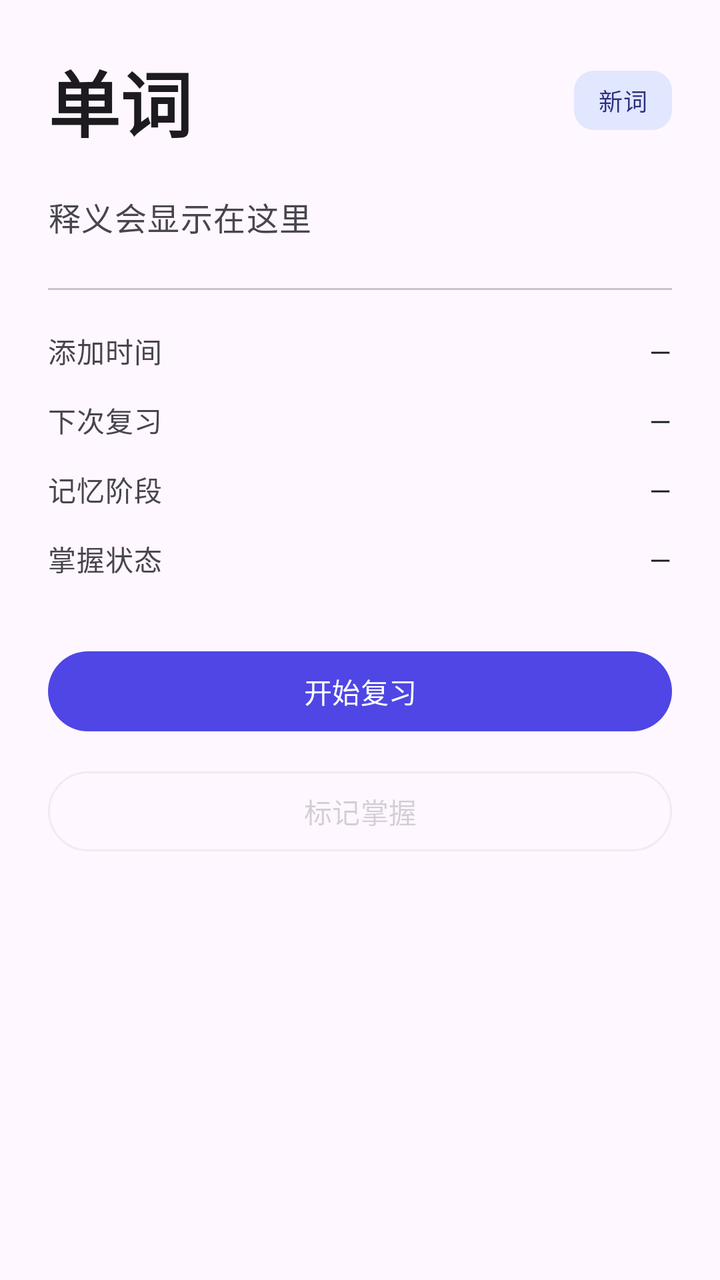
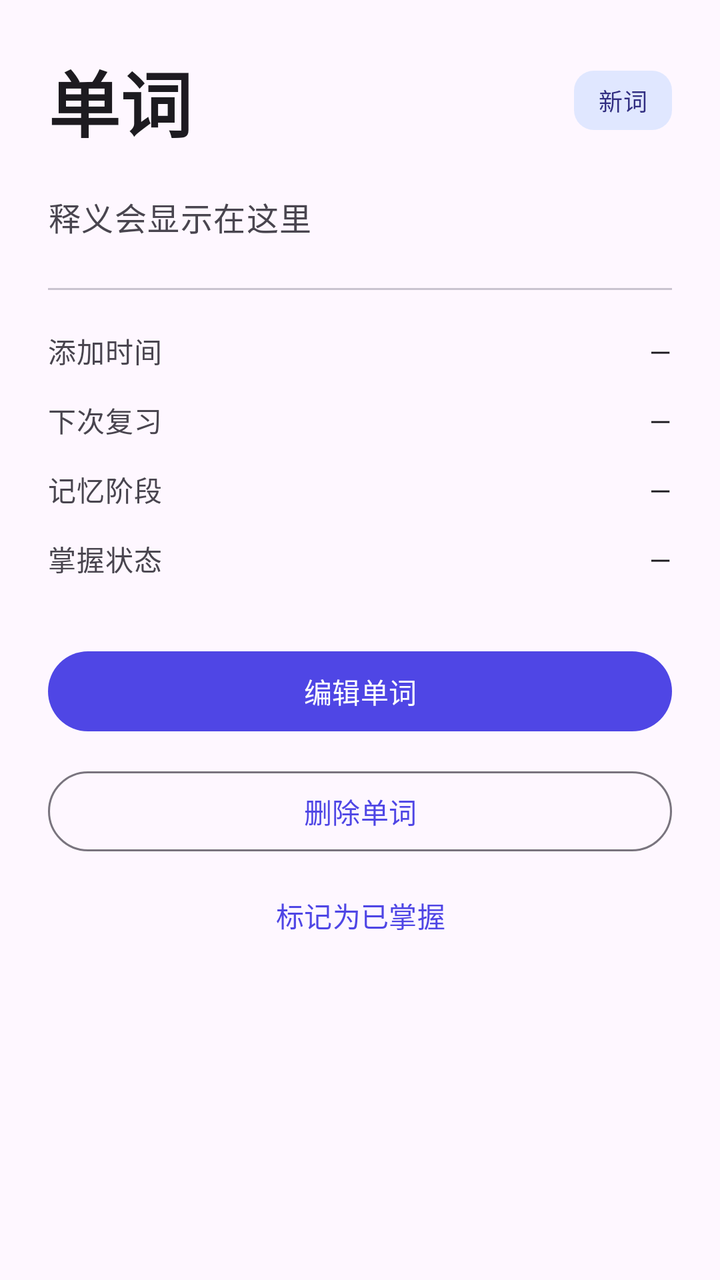

Before-and-after screenshots of an Android layout around one commit, followed by the original layout XML and the change that was made.
<!-- AndroidManifest.xml: application theme Theme.Dancijiyi -->
<!-- res/layout/fragment_word_detail.xml -->
<?xml version="1.0" encoding="utf-8"?>
<FrameLayout xmlns:android="http://schemas.android.com/apk/res/android"
    xmlns:app="http://schemas.android.com/apk/res-auto"
    android:layout_width="match_parent"
    android:layout_height="match_parent"
    android:background="?attr/colorSurface">

    <androidx.core.widget.NestedScrollView
        android:id="@+id/detail_content"
        android:layout_width="match_parent"
        android:layout_height="match_parent"
        android:fillViewport="true">

        <LinearLayout
            android:layout_width="match_parent"
            android:layout_height="wrap_content"
            android:orientation="vertical"
            android:padding="24dp">

            <LinearLayout
                android:layout_width="match_parent"
                android:layout_height="wrap_content"
                android:gravity="center_vertical"
                android:orientation="horizontal">

                <TextView
                    android:id="@+id/detail_word"
                    android:layout_width="0dp"
                    android:layout_height="wrap_content"
                    android:layout_weight="1"
                    android:text="@string/detail_word_placeholder"
                    android:textAppearance="?attr/textAppearanceDisplaySmall"
                    android:textColor="?attr/colorOnSurface"
                    android:textStyle="bold" />

                <TextView
                    android:id="@+id/detail_stage"
                    android:layout_width="wrap_content"
                    android:layout_height="wrap_content"
                    android:background="@drawable/bg_stage"
                    android:paddingStart="12dp"
                    android:paddingTop="6dp"
                    android:paddingEnd="12dp"
                    android:paddingBottom="6dp"
                    android:text="@string/detail_stage_new"
                    android:textAppearance="?attr/textAppearanceLabelMedium"
                    android:textColor="@color/indigo_900" />

            </LinearLayout>

            <TextView
                android:id="@+id/detail_meaning"
                android:layout_width="match_parent"
                android:layout_height="wrap_content"
                android:layout_marginTop="20dp"
                android:lineSpacingExtra="4dp"
                android:text="@string/detail_meaning_placeholder"
                android:textAppearance="?attr/textAppearanceBodyLarge"
                android:textColor="?attr/colorOnSurfaceVariant" />

            <View
                android:layout_width="match_parent"
                android:layout_height="1dp"
                android:layout_marginTop="24dp"
                android:background="?attr/colorOutlineVariant" />

            <LinearLayout
                android:layout_width="match_parent"
                android:layout_height="wrap_content"
                android:layout_marginTop="20dp"
                android:orientation="horizontal">

                <TextView
                    android:layout_width="0dp"
                    android:layout_height="wrap_content"
                    android:layout_weight="1"
                    android:text="@string/detail_label_added"
                    android:textAppearance="?attr/textAppearanceBodyMedium"
                    android:textColor="?attr/colorOnSurfaceVariant" />

                <TextView
                    android:id="@+id/detail_added_value"
                    android:layout_width="wrap_content"
                    android:layout_height="wrap_content"
                    android:text="@string/detail_value_placeholder"
                    android:textAppearance="?attr/textAppearanceBodyMedium"
                    android:textColor="?attr/colorOnSurface" />

            </LinearLayout>

            <LinearLayout
                android:layout_width="match_parent"
                android:layout_height="wrap_content"
                android:layout_marginTop="14dp"
                android:orientation="horizontal">

                <TextView
                    android:layout_width="0dp"
                    android:layout_height="wrap_content"
                    android:layout_weight="1"
                    android:text="@string/detail_label_review"
                    android:textAppearance="?attr/textAppearanceBodyMedium"
                    android:textColor="?attr/colorOnSurfaceVariant" />

                <TextView
                    android:id="@+id/detail_review_value"
                    android:layout_width="wrap_content"
                    android:layout_height="wrap_content"
                    android:text="@string/detail_value_placeholder"
                    android:textAppearance="?attr/textAppearanceBodyMedium"
                    android:textColor="?attr/colorOnSurface" />

            </LinearLayout>

            <LinearLayout
                android:layout_width="match_parent"
                android:layout_height="wrap_content"
                android:layout_marginTop="14dp"
                android:orientation="horizontal">

                <TextView
                    android:layout_width="0dp"
                    android:layout_height="wrap_content"
                    android:layout_weight="1"
                    android:text="@string/detail_label_stage"
                    android:textAppearance="?attr/textAppearanceBodyMedium"
                    android:textColor="?attr/colorOnSurfaceVariant" />

                <TextView
                    android:id="@+id/detail_stage_value"
                    android:layout_width="wrap_content"
                    android:layout_height="wrap_content"
                    android:text="@string/detail_value_placeholder"
                    android:textAppearance="?attr/textAppearanceBodyMedium"
                    android:textColor="?attr/colorOnSurface" />

            </LinearLayout>

            <LinearLayout
                android:layout_width="match_parent"
                android:layout_height="wrap_content"
                android:layout_marginTop="14dp"
                android:orientation="horizontal">

                <TextView
                    android:layout_width="0dp"
                    android:layout_height="wrap_content"
                    android:layout_weight="1"
                    android:text="@string/detail_label_mastered"
                    android:textAppearance="?attr/textAppearanceBodyMedium"
                    android:textColor="?attr/colorOnSurfaceVariant" />

                <TextView
                    android:id="@+id/detail_mastered_value"
                    android:layout_width="wrap_content"
                    android:layout_height="wrap_content"
                    android:text="@string/detail_value_placeholder"
                    android:textAppearance="?attr/textAppearanceBodyMedium"
                    android:textColor="?attr/colorOnSurface" />

            </LinearLayout>

            <com.google.android.material.button.MaterialButton
                android:id="@+id/detail_review_button"
                android:layout_width="match_parent"
                android:layout_height="wrap_content"
                android:layout_marginTop="32dp"
                android:text="@string/detail_action_review" />

            <com.google.android.material.button.MaterialButton
                android:id="@+id/detail_master_button"
                style="@style/Widget.Material3.Button.OutlinedButton"
                android:layout_width="match_parent"
                android:layout_height="wrap_content"
                android:layout_marginTop="12dp"
                android:alpha="0.5"
                android:enabled="false"
                android:text="@string/detail_action_master" />

        </LinearLayout>

    </androidx.core.widget.NestedScrollView>

    <include
        android:id="@+id/empty_state"
        layout="@layout/view_state_empty"
        android:layout_width="match_parent"
        android:layout_height="match_parent"
        android:visibility="gone" />

    <include
        android:id="@+id/loading_state"
        layout="@layout/view_state_loading"
        android:layout_width="match_parent"
        android:layout_height="match_parent"
        android:visibility="gone" />

</FrameLayout>
<!-- res/layout/view_state_empty.xml (included above) -->
<?xml version="1.0" encoding="utf-8"?>
<LinearLayout xmlns:android="http://schemas.android.com/apk/res/android"
    xmlns:app="http://schemas.android.com/apk/res-auto"
    android:layout_width="match_parent"
    android:layout_height="match_parent"
    android:background="?attr/colorSurface"
    android:gravity="center"
    android:orientation="vertical"
    android:padding="32dp">

    <ImageView
        android:id="@+id/empty_icon"
        android:layout_width="64dp"
        android:layout_height="64dp"
        android:contentDescription="@string/content_desc_empty_icon"
        android:src="@drawable/ic_empty_words"
        android:tint="?attr/colorPrimary" />

    <TextView
        android:id="@+id/empty_title"
        android:layout_width="wrap_content"
        android:layout_height="wrap_content"
        android:layout_marginTop="20dp"
        android:gravity="center"
        android:text="@string/empty_default_title"
        android:textAppearance="?attr/textAppearanceHeadlineSmall"
        android:textColor="?attr/colorOnSurface"
        android:textStyle="bold" />

    <TextView
        android:id="@+id/empty_message"
        android:layout_width="wrap_content"
        android:layout_height="wrap_content"
        android:layout_marginTop="8dp"
        android:gravity="center"
        android:lineSpacingExtra="4dp"
        android:text="@string/empty_default_message"
        android:textAppearance="?attr/textAppearanceBodyMedium"
        android:textColor="?attr/colorOnSurfaceVariant" />

    <com.google.android.material.button.MaterialButton
        android:id="@+id/empty_primary_button"
        android:layout_width="wrap_content"
        android:layout_height="wrap_content"
        android:layout_marginTop="24dp"
        android:text="@string/action_import" />

    <com.google.android.material.button.MaterialButton
        android:id="@+id/empty_secondary_button"
        style="@style/Widget.Material3.Button.TextButton"
        android:layout_width="wrap_content"
        android:layout_height="wrap_content"
        android:layout_marginTop="4dp"
        android:text="@string/action_preview_detail" />

</LinearLayout>
<!-- res/layout/view_state_loading.xml (included above) -->
<?xml version="1.0" encoding="utf-8"?>
<LinearLayout xmlns:android="http://schemas.android.com/apk/res/android"
    xmlns:app="http://schemas.android.com/apk/res-auto"
    android:layout_width="match_parent"
    android:layout_height="match_parent"
    android:background="?attr/colorSurface"
    android:gravity="center"
    android:orientation="vertical"
    android:padding="32dp">

    <com.google.android.material.progressindicator.CircularProgressIndicator
        android:layout_width="wrap_content"
        android:layout_height="wrap_content"
        android:indeterminate="true"
        app:indicatorSize="48dp"
        app:trackThickness="4dp" />

    <TextView
        android:layout_width="wrap_content"
        android:layout_height="wrap_content"
        android:layout_marginTop="16dp"
        android:text="@string/state_loading"
        android:textAppearance="?attr/textAppearanceBodyMedium"
        android:textColor="?attr/colorOnSurfaceVariant" />

</LinearLayout>
<!-- resources referenced by this layout -->
<resources>
  <color name="indigo_900">#312E81</color>
  <!-- drawable bg_stage (drawable) -->
  <?xml version="1.0" encoding="utf-8"?>
  <shape xmlns:android="http://schemas.android.com/apk/res/android"
      android:shape="rectangle">
      <solid android:color="@color/indigo_100" />
      <corners android:radius="10dp" />
  </shape>
  <!-- drawable ic_empty_words (drawable) -->
  <?xml version="1.0" encoding="utf-8"?>
  <vector xmlns:android="http://schemas.android.com/apk/res/android"
      android:width="64dp"
      android:height="64dp"
      android:viewportWidth="24"
      android:viewportHeight="24">
  
      <path
          android:fillColor="#FF000000"
          android:pathData="M18,2H6C4.9,2 4,2.9 4,4v16c0,1.1 0.9,2 2,2h12c1.1,0 2,-0.9 2,-2V4c0,-1.1 -0.9,-2 -2,-2zM9,4h1v5l1.5,-1 1.5,1V4h5v16H6V4h3z" />
  
  </vector>
  <string name="action_import">导入词库</string>
  <string name="action_preview_detail">预览详情页</string>
  <string name="content_desc_empty_icon">空状态图标</string>
  <string name="detail_action_master">标记掌握</string>
  <string name="detail_action_review">开始复习</string>
  <string name="detail_label_added">添加时间</string>
  <string name="detail_label_mastered">掌握状态</string>
  <string name="detail_label_review">下次复习</string>
  <string name="detail_label_stage">记忆阶段</string>
  <string name="detail_meaning_placeholder">释义会显示在这里</string>
  <string name="detail_stage_new">新词</string>
  <string name="detail_value_placeholder">—</string>
  <string name="detail_word_placeholder">单词</string>
  <string name="empty_default_message">这里还没有内容</string>
  <string name="empty_default_title">暂无内容</string>
  <string name="state_loading">加载中…</string>
  <style name="Theme.Dancijiyi" parent="Theme.Material3.DayNight.NoActionBar">
          <item name="colorPrimary">@color/indigo_600</item>
          <item name="colorOnPrimary">@color/white</item>
          <item name="colorPrimaryContainer">@color/indigo_100</item>
          <item name="colorOnPrimaryContainer">@color/indigo_900</item>
          <item name="android:statusBarColor">?attr/colorSurface</item>
          <item name="android:navigationBarColor">?attr/colorSurface</item>
          <item name="android:windowLightStatusBar">true</item>
          <item name="android:windowLightNavigationBar">true</item>
      </style>
  <color name="indigo_100">#E0E7FF</color>
  <color name="indigo_600">#4F46E5</color>
  <color name="white">#FFFFFF</color>
</resources>

<!-- the commit's change to res/layout/fragment_word_detail.xml (unified diff, before → after) -->
@@ -42,7 +42,7 @@
                     android:paddingTop="6dp"
                     android:paddingEnd="12dp"
                     android:paddingBottom="6dp"
-                    android:text="@string/detail_stage_new"
+                    android:text="@string/stage_new"
                     android:textAppearance="?attr/textAppearanceLabelMedium"
                     android:textColor="@color/indigo_900" />
 
@@ -161,21 +161,27 @@
             </LinearLayout>
 
             <com.google.android.material.button.MaterialButton
-                android:id="@+id/detail_review_button"
+                android:id="@+id/detail_edit_button"
                 android:layout_width="match_parent"
                 android:layout_height="wrap_content"
                 android:layout_marginTop="32dp"
-                android:text="@string/detail_action_review" />
+                android:text="@string/action_edit_word" />
+
+            <com.google.android.material.button.MaterialButton
+                android:id="@+id/detail_delete_button"
+                style="@style/Widget.Material3.Button.OutlinedButton"
+                android:layout_width="match_parent"
+                android:layout_height="wrap_content"
+                android:layout_marginTop="12dp"
+                android:text="@string/action_delete_word" />
 
             <com.google.android.material.button.MaterialButton
                 android:id="@+id/detail_master_button"
-                style="@style/Widget.Material3.Button.OutlinedButton"
-                android:layout_width="match_parent"
-                android:layout_height="wrap_content"
-                android:layout_marginTop="12dp"
-                android:alpha="0.5"
-                android:enabled="false"
-                android:text="@string/detail_action_master" />
+                style="@style/Widget.Material3.Button.TextButton"
+                android:layout_width="match_parent"
+                android:layout_height="wrap_content"
+                android:layout_marginTop="4dp"
+                android:text="@string/action_mark_mastered" />
 
         </LinearLayout>
 
@@ -250,7 +256,7 @@
         android:layout_width="wrap_content"
         android:layout_height="wrap_content"
         android:layout_marginTop="4dp"
-        android:text="@string/action_preview_detail" />
+        android:text="@string/action_add_word" />
 
 </LinearLayout>
 <!-- res/layout/view_state_loading.xml (included above) -->
<!-- resource entries referenced after the edit -->
@@ -21,21 +21,22 @@
           android:pathData="M18,2H6C4.9,2 4,2.9 4,4v16c0,1.1 0.9,2 2,2h12c1.1,0 2,-0.9 2,-2V4c0,-1.1 -0.9,-2 -2,-2zM9,4h1v5l1.5,-1 1.5,1V4h5v16H6V4h3z" />
   
   </vector>
+  <string name="action_add_word">添加单词</string>
+  <string name="action_delete_word">删除单词</string>
+  <string name="action_edit_word">编辑单词</string>
   <string name="action_import">导入词库</string>
-  <string name="action_preview_detail">预览详情页</string>
+  <string name="action_mark_mastered">标记为已掌握</string>
   <string name="content_desc_empty_icon">空状态图标</string>
-  <string name="detail_action_master">标记掌握</string>
-  <string name="detail_action_review">开始复习</string>
   <string name="detail_label_added">添加时间</string>
   <string name="detail_label_mastered">掌握状态</string>
   <string name="detail_label_review">下次复习</string>
   <string name="detail_label_stage">记忆阶段</string>
   <string name="detail_meaning_placeholder">释义会显示在这里</string>
-  <string name="detail_stage_new">新词</string>
   <string name="detail_value_placeholder">—</string>
   <string name="detail_word_placeholder">单词</string>
   <string name="empty_default_message">这里还没有内容</string>
   <string name="empty_default_title">暂无内容</string>
+  <string name="stage_new">新词</string>
   <string name="state_loading">加载中…</string>
   <style name="Theme.Dancijiyi" parent="Theme.Material3.DayNight.NoActionBar">
           <item name="colorPrimary">@color/indigo_600</item>
